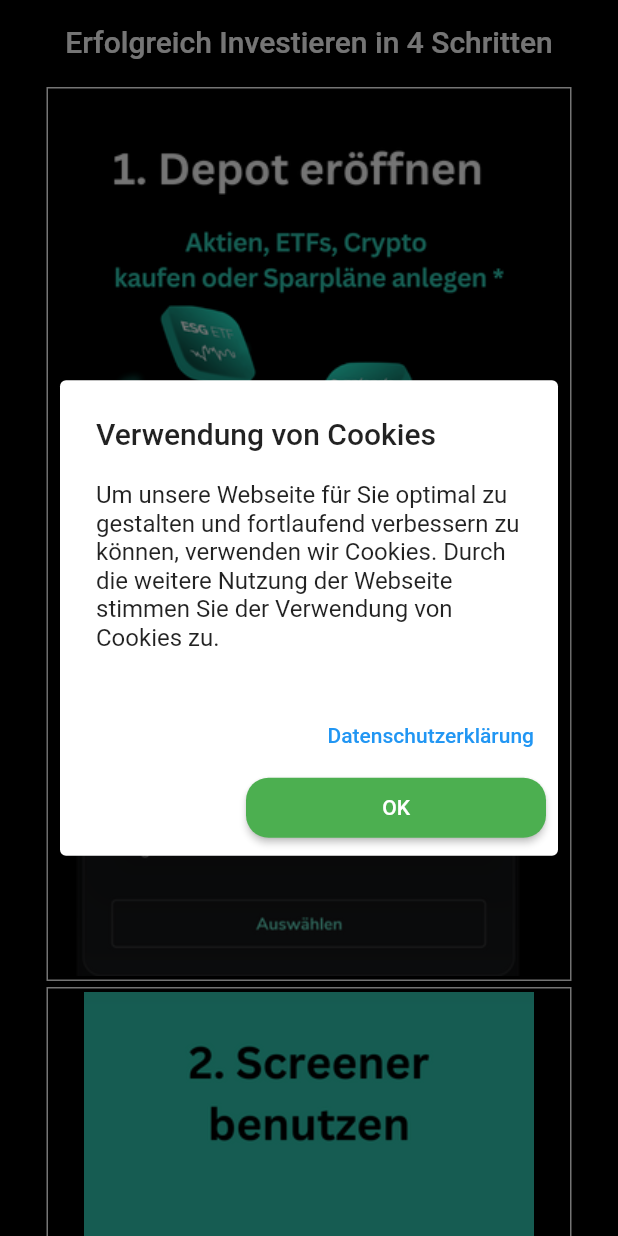
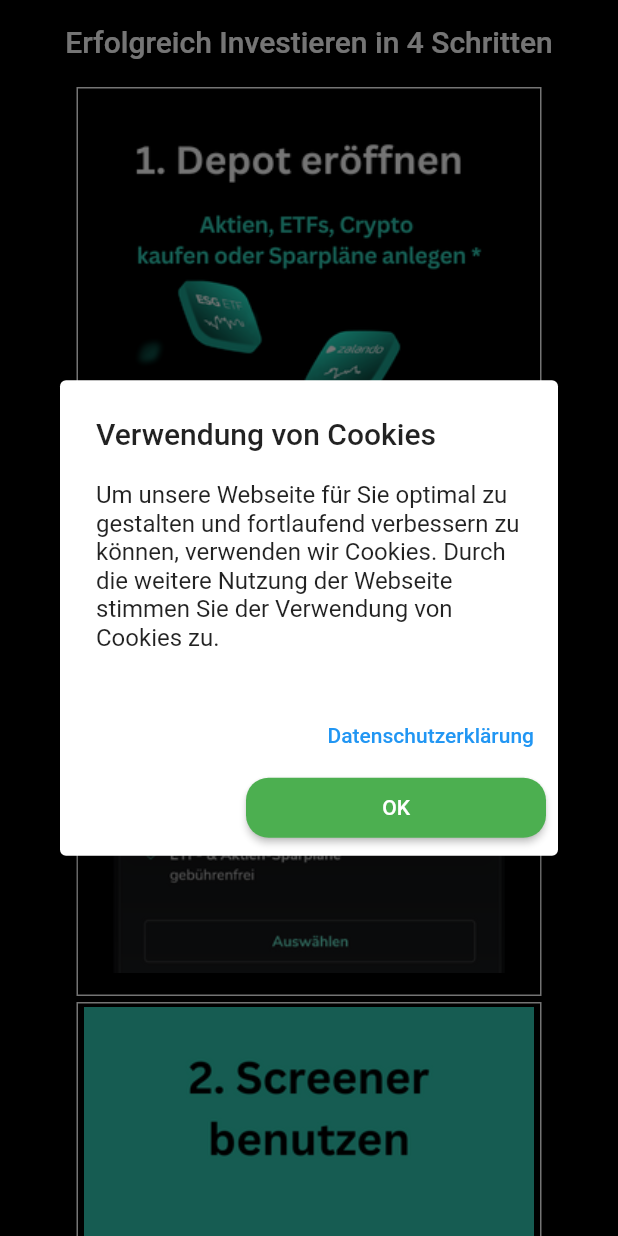
Before and after one commit to najamlodhi1/aktientool, a Flutter app: the screen it shows after launch, on a phone screen of 412 x 824 dp. Run offline on Flutter 3.47's test engine with Material 2 defaults, Android fonts, the phone set to English and light mode, and no system bars; our stand-ins replace cloud_firestore, firebase_auth, firebase_core, flutter_riverpod, google_sign_in, shared_preferences and 1 more; missing offline and left inert: dart:js, http_auth, webviewx; accounts and stored records are empty.

Commit message:
Change Images

```diff
--- a/lib/webpage/body.dart
+++ b/lib/webpage/body.dart
@@ -34,8 +34,8 @@ class Body extends StatelessWidget {
               );
             },
             child: Container(
-              width: 350,
-              height: 596,
+              width: 310,
+              height: 606,
               margin: const EdgeInsets.all(2.0),
               padding: const EdgeInsets.all(2.0),
               decoration:
@@ -64,8 +64,8 @@ class Body extends StatelessWidget {
               );
             },
             child: Container(
-              width: 350,
-              height: 596,
+              width: 310,
+              height: 606,
               margin: const EdgeInsets.all(2.0),
               padding: const EdgeInsets.all(2.0),
               decoration: BoxDecoration(
@@ -92,8 +92,8 @@ class Body extends StatelessWidget {
               ]);
             },
             child: Container(
-              width: 350,
-              height: 596,
+              width: 310,
+              height: 606,
               margin: const EdgeInsets.all(2.0),
               padding: const EdgeInsets.all(2.0),
               decoration: BoxDecoration(
@@ -115,8 +115,8 @@ class Body extends StatelessWidget {
               js.context.callMethod('open', ['https://amzn.to/3n7Y6ym']);
             },
             child: Container(
-              width: 350,
-              height: 596,
+              width: 310,
+              height: 606,
               margin: const EdgeInsets.all(2.0),
               padding: const EdgeInsets.all(2.0),
               decoration: BoxDecoration(
```
Also changed, not shown: assets/images/scallable.png.
